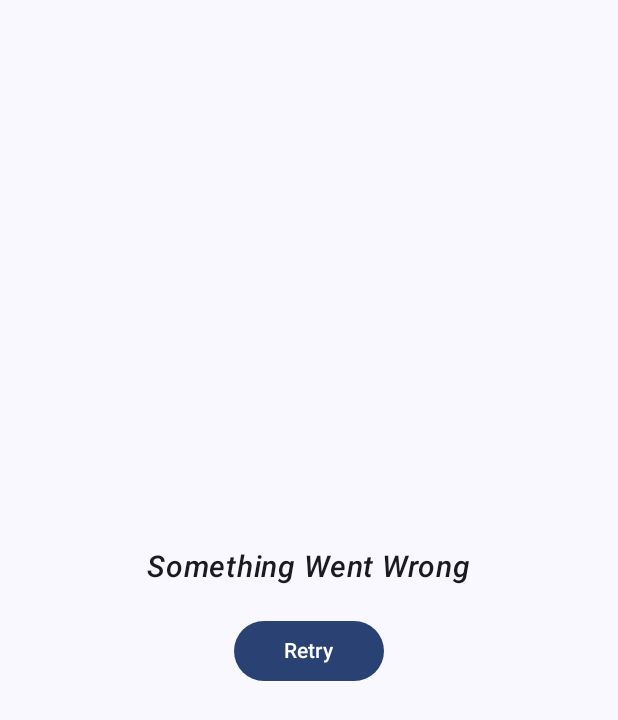
After one commit to monir-jatri/ComposeNavigation, an Android app built with Jetpack Compose: the composable ErrorScreen shown on its own in the app's theme, on a phone screen of 412 x 824 dp. The commit adds this screen. Shown: the top 720 px of the screen. Run offline under Robolectric (Android 15) with nearby library versions, the phone set to English and light mode, and no system bars.

Commit message:
added loading and error screen

```diff
--- a/buildSrc/src/main/java/core/ModuleDep.kt
+++ b/buildSrc/src/main/java/core/ModuleDep.kt
@@ -9,4 +9,5 @@ object ModuleDep{
     const val feature_repolist = ":feature-repolist"
     const val model = ":model"
     const val assets = ":assets"
+    const val common = ":common"
 }
--- /dev/null
+++ b/common/src/main/java/com/soyaeeb/common/ErrorScreen.kt
@@ -0,0 +1,38 @@
+package com.soyaeeb.common
+
+import androidx.compose.foundation.layout.*
+import androidx.compose.material3.Button
+import androidx.compose.material3.Text
+import androidx.compose.runtime.Composable
+import androidx.compose.ui.Alignment
+import androidx.compose.ui.Modifier
+import androidx.compose.ui.graphics.BlendMode.Companion.Screen
+import androidx.compose.ui.text.font.FontStyle
+import androidx.compose.ui.text.font.FontWeight
+import androidx.compose.ui.unit.dp
+import androidx.compose.ui.unit.sp
+import androidx.navigation.compose.rememberNavController
+
+@Composable
+fun ErrorScreen(){
+    Column(
+        modifier = Modifier.fillMaxSize(),
+        horizontalAlignment = Alignment.CenterHorizontally,
+        verticalArrangement = Arrangement.Center
+    ) {
+        val navController = rememberNavController()
+        Text(
+            text = "Something Went Wrong",
+            fontSize = 20.sp,
+            fontStyle = FontStyle.Italic,
+            fontWeight = FontWeight.SemiBold
+        )
+        Spacer(modifier = Modifier.height(20.dp))
+        Button(
+            modifier = Modifier.width(100.dp),
+            onClick = { navController.navigate("repo_list") },
+        ){
+            Text(text = "Retry")
+        }
+    }
+}
--- a/feature-profile/build.gradle.kts
+++ b/feature-profile/build.gradle.kts
@@ -1,4 +1,5 @@
 import core.Dependencies
+import core.ModuleDep
 
 plugins {
     id("com.android.library")
@@ -74,4 +75,5 @@ dependencies {
     implementation(project(core.ModuleDep.domain))
     implementation(project(core.ModuleDep.data))
     implementation(project(core.ModuleDep.model))
+    implementation(project(ModuleDep.common))
 }
--- a/feature-repolist/build.gradle.kts
+++ b/feature-repolist/build.gradle.kts
@@ -78,4 +78,5 @@ dependencies {
     implementation(project(ModuleDep.data))
     implementation(project(ModuleDep.model))
     implementation(project(ModuleDep.assets))
+    implementation(project(ModuleDep.common))
 }
```
Also changed, not shown: common/build.gradle.kts (+9 -0 lines), common/src/main/java/com/soyaeeb/common/LoadingScreen.kt (added, +18 -0 lines), common/src/main/java/com/soyaeeb/common/util/LoadingScreen.kt (added, +8 -0 lines), feature-profile/src/main/java/com/soyaeeb/feature_profile/ProfileScreen.kt (+14 -0 lines), feature-profile/src/main/java/com/soyaeeb/feature_profile/ProfileViewModel.kt (+7 -2 lines), feature-repolist/src/main/java/com/soyaeeb/features_repolist/RepoListScreen.kt (+13 -1 lines), feature-repolist/src/main/java/com/soyaeeb/features_repolist/RepoViewModel.kt (+8 -2 lines), 28 other files.
